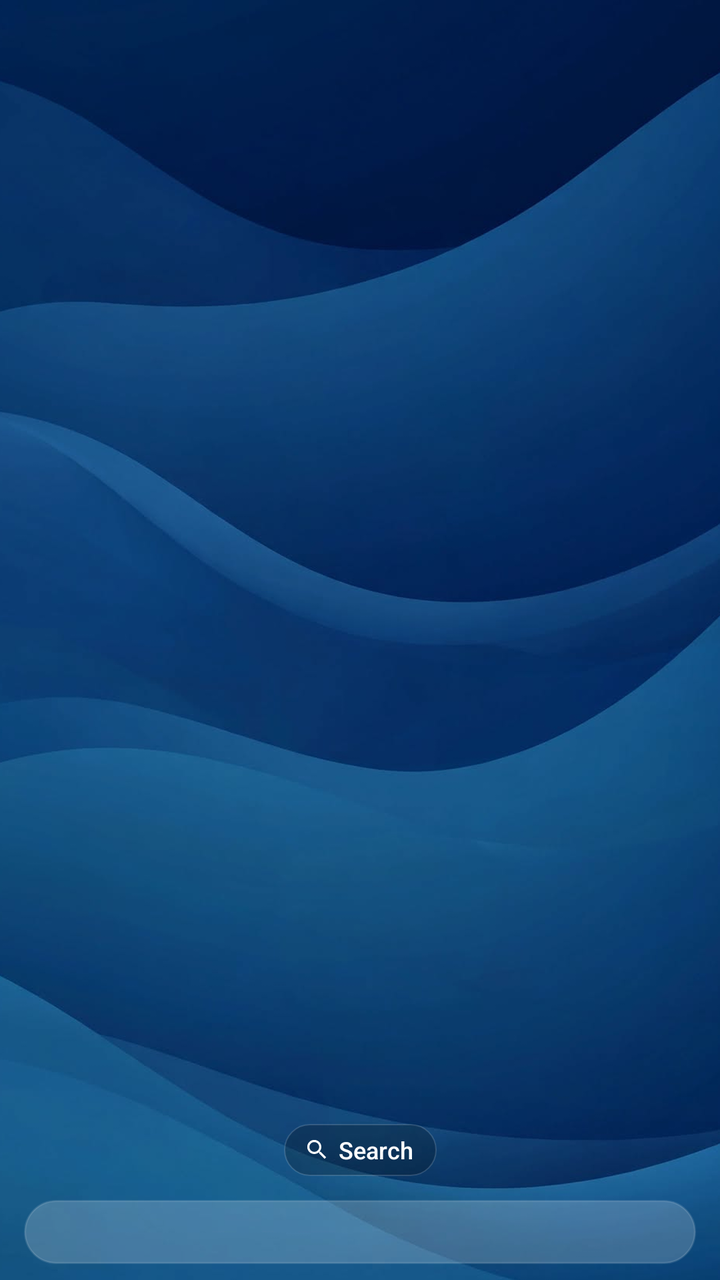
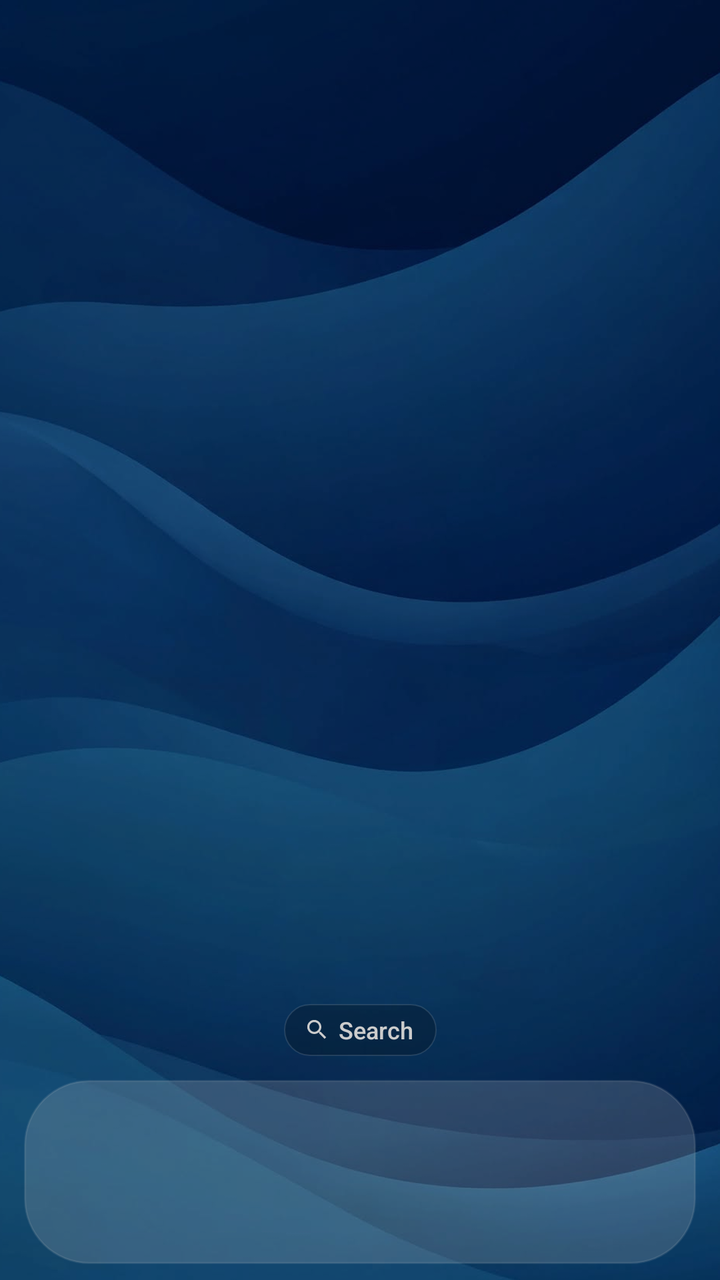

An Android layout rendered at two revisions. The XML below is the earlier revision; the diff shows what the commit changed to produce the second picture.
<!-- AndroidManifest.xml: activity theme Theme.LauncherApp.Home -->
<!-- res/layout/activity_launcher_home.xml -->
<?xml version="1.0" encoding="utf-8"?>
<FrameLayout xmlns:android="http://schemas.android.com/apk/res/android"
    xmlns:app="http://schemas.android.com/apk/res-auto"
    xmlns:tools="http://schemas.android.com/tools"
    android:layout_width="match_parent"
    android:layout_height="match_parent"
    tools:context=".ui.activities.LauncherHomeActivity">

    
    <ImageView
        android:id="@+id/wallpaper"
        android:layout_width="match_parent"
        android:layout_height="match_parent"
        android:contentDescription="@null"
        android:scaleType="centerCrop"
        android:src="@drawable/walapepr_1" />

    <androidx.constraintlayout.widget.ConstraintLayout
        android:id="@+id/homeContent"
        android:layout_width="match_parent"
        android:layout_height="match_parent">

        <androidx.viewpager2.widget.ViewPager2
            android:id="@+id/homePager"
            android:layout_width="0dp"
            android:layout_height="0dp"
            android:layout_marginBottom="6dp"
            app:layout_constraintBottom_toTopOf="@id/searchPill"
            app:layout_constraintEnd_toEndOf="parent"
            app:layout_constraintStart_toStartOf="parent"
            app:layout_constraintTop_toTopOf="parent" />

        
        <TextView
            android:id="@+id/searchPill"
            android:layout_width="wrap_content"
            android:layout_height="wrap_content"
            android:layout_marginBottom="12dp"
            android:background="@drawable/home_search_pill_background"
            android:drawablePadding="4dp"
            android:fontFamily="sans-serif-medium"
            android:gravity="center"
            android:minHeight="26dp"
            android:paddingStart="10dp"
            android:paddingTop="4dp"
            android:paddingEnd="12dp"
            android:paddingBottom="4dp"
            android:text="@string/home_search"
            android:textColor="@android:color/white"
            android:textSize="12sp"
            app:drawableStartCompat="@drawable/ic_home_search"
            app:layout_constraintBottom_toTopOf="@id/dock"
            app:layout_constraintEnd_toEndOf="parent"
            app:layout_constraintStart_toStartOf="parent" />

        
        <LinearLayout
            android:id="@+id/pageIndicator"
            android:layout_width="wrap_content"
            android:layout_height="wrap_content"
            android:alpha="0"
            android:gravity="center"
            android:orientation="horizontal"
            app:layout_constraintBottom_toBottomOf="@id/searchPill"
            app:layout_constraintEnd_toEndOf="parent"
            app:layout_constraintStart_toStartOf="parent"
            app:layout_constraintTop_toTopOf="@id/searchPill" />

        
        <LinearLayout
            android:id="@+id/dock"
            android:layout_width="0dp"
            android:layout_height="wrap_content"
            android:layout_marginStart="12dp"
            android:layout_marginEnd="12dp"
            android:layout_marginBottom="8dp"
            android:background="@drawable/home_dock_background"
            android:baselineAligned="false"
            android:gravity="center_vertical"
            android:orientation="horizontal"
            android:paddingStart="8dp"
            android:paddingTop="16dp"
            android:paddingEnd="8dp"
            android:paddingBottom="16dp"
            app:layout_constraintBottom_toBottomOf="parent"
            app:layout_constraintEnd_toEndOf="parent"
            app:layout_constraintStart_toStartOf="parent" />

    </androidx.constraintlayout.widget.ConstraintLayout>

</FrameLayout>
<!-- resources referenced by this layout -->
<resources>
  <!-- drawable home_dock_background (drawable) -->
  <?xml version="1.0" encoding="utf-8"?>
  <shape xmlns:android="http://schemas.android.com/apk/res/android"
      android:shape="rectangle">
      <solid android:color="#33FFFFFF" />
      <stroke
          android:width="1dp"
          android:color="#1FFFFFFF" />
      <corners android:radius="32dp" />
  </shape>
  <!-- drawable home_search_pill_background (drawable) -->
  <?xml version="1.0" encoding="utf-8"?>
  <shape xmlns:android="http://schemas.android.com/apk/res/android"
      android:shape="rectangle">
      <solid android:color="#38000000" />
      <stroke
          android:width="0.5dp"
          android:color="#26FFFFFF" />
      <corners android:radius="100dp" />
  </shape>
  <!-- drawable ic_home_search (drawable) -->
  <?xml version="1.0" encoding="utf-8"?>
  <vector xmlns:android="http://schemas.android.com/apk/res/android"
      android:width="13dp"
      android:height="13dp"
      android:viewportWidth="24"
      android:viewportHeight="24">
      <path
          android:fillColor="#FFFFFFFF"
          android:pathData="M15.5,14h-0.79l-0.28,-0.27C15.41,12.59 16,11.11 16,9.5 16,5.91 13.09,3 9.5,3S3,5.91 3,9.5 5.91,16 9.5,16c1.61,0 3.09,-0.59 4.23,-1.57l0.27,0.28v0.79l5,4.99L20.49,19l-4.99,-5zM9.5,14C7.01,14 5,11.99 5,9.5S7.01,5 9.5,5 14,7.01 14,9.5 11.99,14 9.5,14z" />
  </vector>
  <!-- drawable walapepr_1: png bitmap (drawable, 828454 bytes) -->
  <string name="home_search">Search</string>
  <style name="Theme.LauncherApp.Home" parent="Theme.Material3.DayNight.NoActionBar">
          <item name="android:windowShowWallpaper">true</item>
          <item name="android:windowBackground">@android:color/transparent</item>
          <item name="android:windowNoTitle">true</item>
          <item name="android:colorBackgroundCacheHint">@null</item>
          <item name="android:statusBarColor">@android:color/transparent</item>
          <item name="android:navigationBarColor">@android:color/transparent</item>
          <item name="android:windowLightStatusBar">false</item>
          <item name="android:windowDrawsSystemBarBackgrounds">true</item>
      </style>
</resources>

<!-- the commit's change to res/layout/activity_launcher_home.xml (unified diff, before → after) -->
@@ -77,6 +77,7 @@
             android:background="@drawable/home_dock_background"
             android:baselineAligned="false"
             android:gravity="center_vertical"
+            android:minHeight="92dp"
             android:orientation="horizontal"
             android:paddingStart="8dp"
             android:paddingTop="16dp"
@@ -88,4 +89,27 @@
 
     </androidx.constraintlayout.widget.ConstraintLayout>
 
+    
+    <FrameLayout
+        android:id="@+id/dragLayer"
+        android:layout_width="match_parent"
+        android:layout_height="match_parent" />
+
+    
+    <FrameLayout
+        android:id="@+id/loadingOverlay"
+        android:layout_width="match_parent"
+        android:layout_height="match_parent"
+        android:background="#33000000"
+        android:clickable="true"
+        android:focusable="true">
+
+        <ProgressBar
+            android:layout_width="40dp"
+            android:layout_height="40dp"
+            android:layout_gravity="center"
+            android:indeterminateTint="@android:color/white" />
+
+    </FrameLayout>
+
 </FrameLayout>
